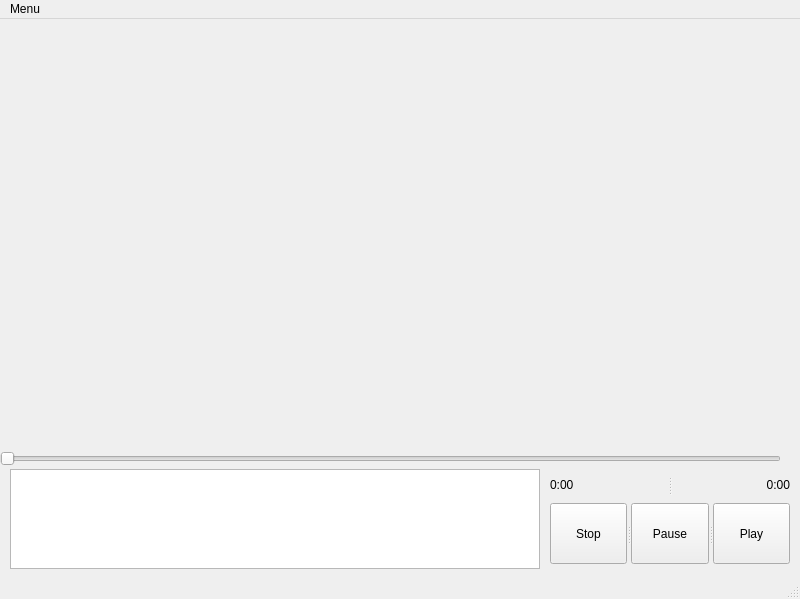
First picture: the form in mainwindow.ui, repository vokhidovhusan/pyqt5_mediaplayer, before the edit.
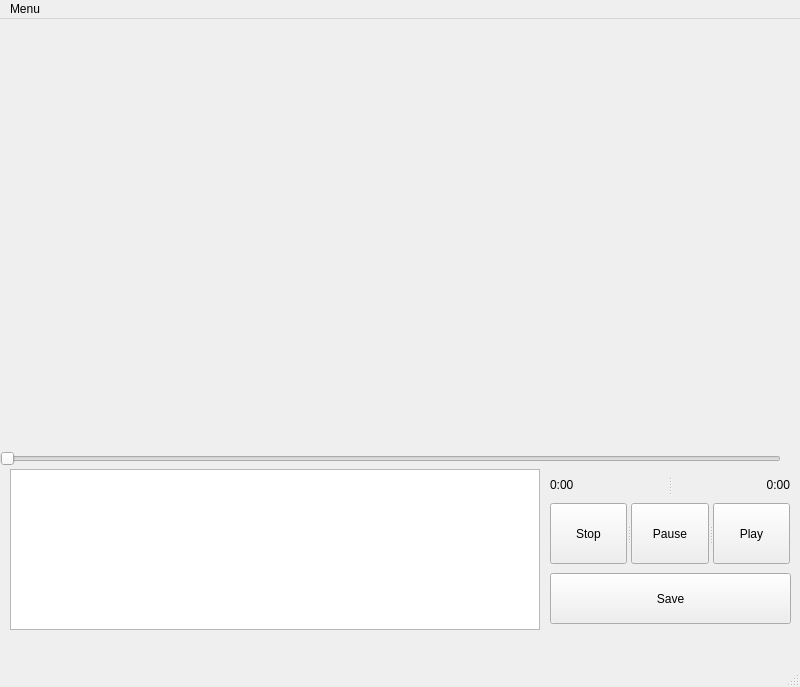
Second picture: the form after the edit.

Diff of the .ui file:
```diff
--- a/mainwindow.ui
+++ b/mainwindow.ui
@@ -7,7 +7,7 @@
     <x>0</x>
     <y>0</y>
     <width>800</width>
-    <height>599</height>
+    <height>687</height>
    </rect>
   </property>
   <property name="windowTitle">
@@ -61,7 +61,7 @@
       <x>10</x>
       <y>450</y>
       <width>530</width>
-      <height>100</height>
+      <height>161</height>
      </rect>
     </property>
    </widget>
@@ -75,6 +75,32 @@
      </rect>
     </property>
    </widget>
+   <widget class="QPushButton" name="saveButton">
+    <property name="geometry">
+     <rect>
+      <x>550</x>
+      <y>554</y>
+      <width>241</width>
+      <height>51</height>
+     </rect>
+    </property>
+    <property name="text">
+     <string>Save</string>
+    </property>
+   </widget>
+   <widget class="QLabel" name="errorLabel">
+    <property name="geometry">
+     <rect>
+      <x>10</x>
+      <y>610</y>
+      <width>781</width>
+      <height>31</height>
+     </rect>
+    </property>
+    <property name="text">
+     <string/>
+    </property>
+   </widget>
    <widget class="QSplitter" name="splitter_2">
     <property name="geometry">
      <rect>
```
